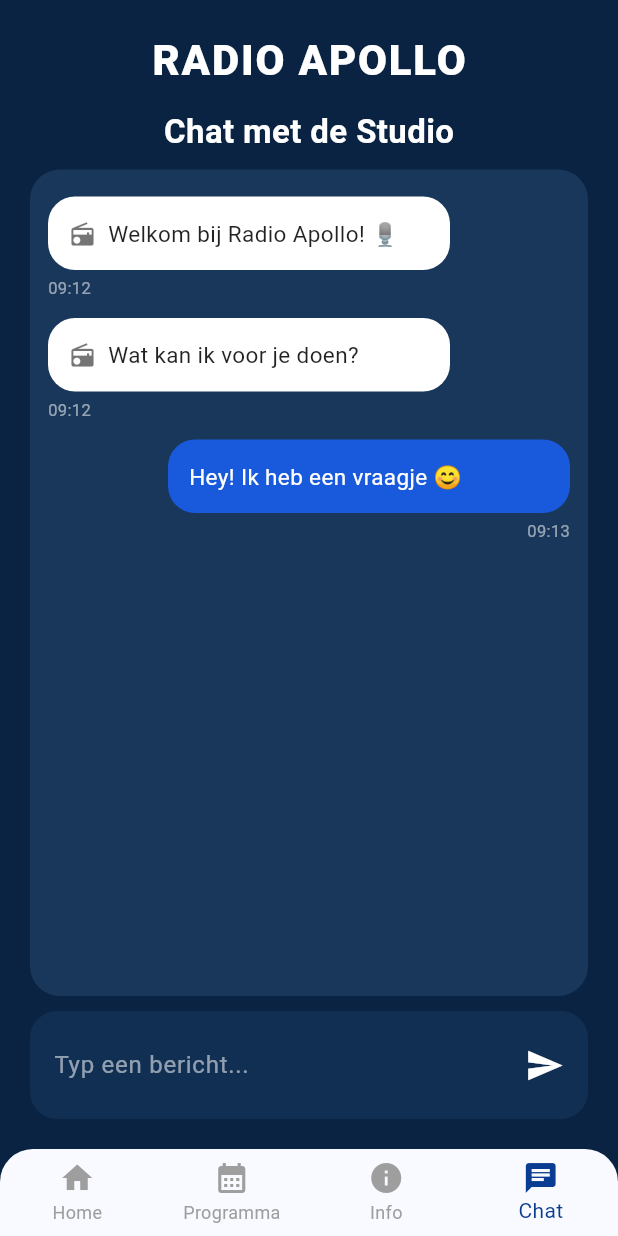
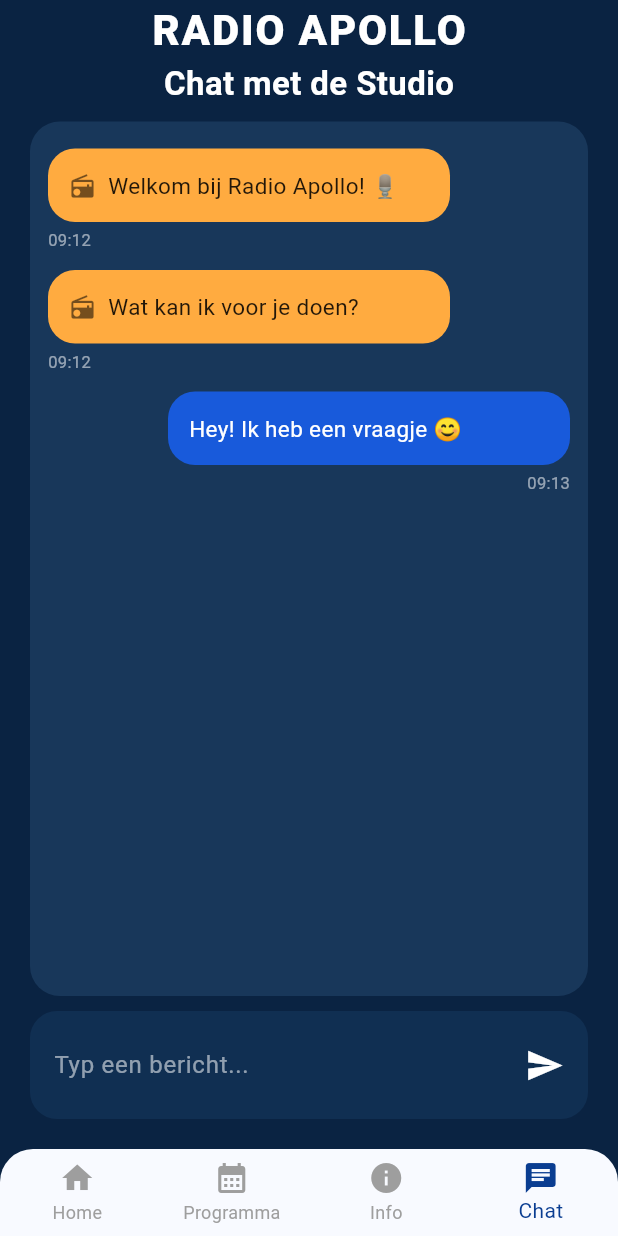
Before and after one commit to radioapollo/radio-apollo-app, a Flutter app: the screen it shows after launch, item 4 of the bottom bar chosen, on a phone screen of 412 x 824 dp. Run offline on Flutter 3.47's test engine with Material 3 defaults, Android fonts, the phone set to English and light mode, and no system bars; our stand-ins replace just_audio; Roboto replaces fonts that are missing (Sans).

Commit message:
Added admin functionality to the app.

```diff
--- a/lib/models/message.dart
+++ b/lib/models/message.dart
@@ -8,12 +8,12 @@
 */
 
 class Message {
-  final bool fromUser;
+  final String role;
   final String text;
   final String time;
 
   Message({
-    required this.fromUser,
+    required this.role,
     required this.text,
     required this.time,
   });
--- a/lib/screens/chat_screen.dart
+++ b/lib/screens/chat_screen.dart
@@ -78,8 +78,8 @@
   Widget _buildHeader() {
     return Column(
       children: [
-        Container(
-          padding: const EdgeInsets.fromLTRB(20, 20, 20, 12),
+        GestureDetector(
+          onLongPress: _showAdminLogin,
           child: const Text(
             "RADIO APOLLO",
             style: TextStyle(
@@ -98,6 +98,18 @@
               color: Colors.white,
               fontSize: 22,
               fontWeight: FontWeight.w700,
+            ),
+          ),
+        ),
+        if (_chatService.currentRole == "admin")
+        const Padding(
+          padding: EdgeInsets.only(top: 6),
+          child: Text(
+            "ADMIN MODE",
+            style: TextStyle(
+              color: Colors.orangeAccent,
+              fontSize: 12,
+              fontWeight: FontWeight.bold,
             ),
           ),
         ),
@@ -156,4 +168,32 @@
       ),
     );
   }
+
+  void _showAdminLogin() {
+    final passwordController = TextEditingController();
+
+    showDialog(
+      context: context,
+      builder: (_) => AlertDialog(
+        title: const Text("Admin Login"),
+        content: TextField(
+          controller: passwordController,
+          obscureText: true,
+          decoration: const InputDecoration(
+            hintText: "Enter password",
+          ),
+        ),
+        actions: [
+          TextButton(
+            onPressed: () {
+              _chatService.loginAsAdmin(passwordController.text);
+              setState(() {}); // refresh UI
+              Navigator.pop(context);
+            },
+            child: const Text("Login"),
+          ),
+        ],
+      ),
+    );
+  }
 }
--- a/lib/widgets/message_bubble.dart
+++ b/lib/widgets/message_bubble.dart
@@ -1,11 +1,3 @@
-/* Message Bubble Widget
-
-  This widget represents a single chat message.
-
-   It displays messages in a bubble format similar
-   to messaging apps.
-*/
-
 import 'package:flutter/material.dart';
 import '../models/message.dart';
 
@@ -16,35 +8,48 @@
 
   @override
   Widget build(BuildContext context) {
+    final bool isUser = message.role == "user";
+    final bool isAdmin = message.role == "admin";
+
     return Container(
       margin: EdgeInsets.only(
         top: 6,
         bottom: 6,
-        left: message.fromUser ? 80 : 0,
-        right: message.fromUser ? 0 : 80,
+        left: isUser ? 80 : 0,
+        right: isUser ? 0 : 80,
       ),
       child: Column(
-        crossAxisAlignment: message.fromUser ? CrossAxisAlignment.end : CrossAxisAlignment.start,
+        crossAxisAlignment:
+            isUser ? CrossAxisAlignment.end : CrossAxisAlignment.start,
         children: [
           Container(
             padding: const EdgeInsets.all(14),
             decoration: BoxDecoration(
-              color: message.fromUser ? const Color(0xFF185ADB) : Colors.white,
+              color: isAdmin
+                  ? Colors.orangeAccent
+                  : isUser
+                      ? const Color(0xFF185ADB)
+                      : Colors.white,
               borderRadius: BorderRadius.circular(18),
             ),
             child: Row(
               crossAxisAlignment: CrossAxisAlignment.start,
               children: [
-                if (!message.fromUser)
+                // Radio icon ONLY for admin
+                if (isAdmin)
                   Container(
                     margin: const EdgeInsets.only(right: 8, top: 2),
-                    child: const Icon(Icons.radio, color: Colors.black54, size: 18),
+                    child: const Icon(Icons.radio,
+                        color: Colors.black54, size: 18),
                   ),
+
                 Expanded(
                   child: Text(
                     message.text,
                     style: TextStyle(
-                      color: message.fromUser ? Colors.white : Colors.black87,
+                      color: isUser
+                          ? Colors.white
+                          : Colors.black87,
                       fontSize: 15,
                     ),
                   ),
@@ -53,9 +58,14 @@
             ),
           ),
           const SizedBox(height: 4),
+
+          // ⏰ TIME
           Text(
             message.time,
-            style: const TextStyle(color: Colors.white54, fontSize: 11),
+            style: const TextStyle(
+              color: Colors.white54,
+              fontSize: 11,
+            ),
           ),
         ],
       ),
```
Also changed, not shown: lib/services/chat_service.dart (+19 -8 lines).
